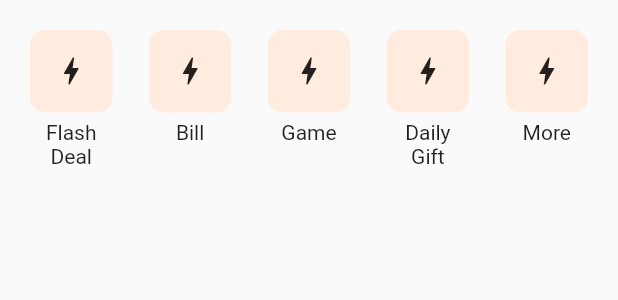
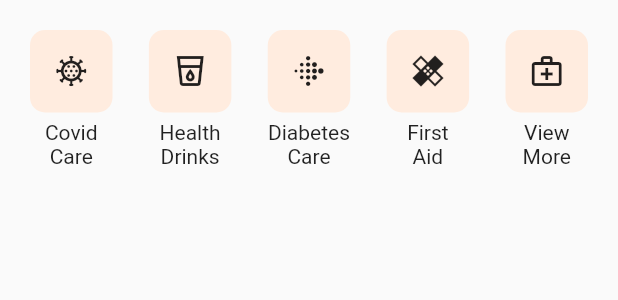
Before and after one commit to codewithkushagra/enduserapp, a Flutter app: the Categories widget shown alone on an empty page, opened directly, on a phone screen of 412 x 824 dp. Shown: the top 300 px of the screen. Run offline on Flutter 3.47's test engine with Material 2 defaults, Android fonts, the phone set to English and light mode, and no system bars; our stand-ins replace cloud_firestore, curved_navigation_bar, firebase_auth, firebase_core, flutter_svg, shared_preferences; accounts and stored records are empty; network calls fail.

Commit message:
Added categories in home screen

```diff
--- a/lib/model/user_data.dart
+++ b/lib/model/user_data.dart
@@ -4,7 +4,7 @@ import 'package:flutter/foundation.dart';
 
 class UserData extends ChangeNotifier{
   static EndUserModel endUserModel = EndUserModel();
-  static List<OrderModel> cartItems=[OrderModel(uid: 'bakbkas',product: 'Shampoo',quantity: '2',productUid: 'product1',time: '12:30',image: 'https://newassets.apollo247.com/pub/media/catalog/product/t/r/tre0086_4_1.jpg',price: '80'),OrderModel(uid: 'kjdasdka',product: 'Oil',quantity: '1',productUid: 'ka',time: '12:30',image: 'https://m.media-amazon.com/images/I/519jZs9XvmL._SY355_.jpg',price: '50'),OrderModel(uid: 'bakbkas',product: 'Shampoo',quantity: '2',productUid: 'product1',time: '12:30',image: 'https://newassets.apollo247.com/pub/media/catalog/product/t/r/tre0086_4_1.jpg',price: '80'),OrderModel(uid: 'kjdasdka',product: 'Oil',quantity: '1',productUid: 'ka',time: '12:30',image: 'https://m.media-amazon.com/images/I/519jZs9XvmL._SY355_.jpg',price: '50'),OrderModel(uid: 'bakbkas',product: 'Shampoo',quantity: '2',productUid: 'product1',time: '12:30',image: 'https://newassets.apollo247.com/pub/media/catalog/product/t/r/tre0086_4_1.jpg',price: '80'),OrderModel(uid: 'kjdasdka',product: 'Oil',quantity: '1',productUid: 'ka',time: '12:30',image: 'https://m.media-amazon.com/images/I/519jZs9XvmL._SY355_.jpg',price: '50'),OrderModel(uid: 'bakbkas',product: 'Shampoo',quantity: '2',productUid: 'product1',time: '12:30',image: 'https://newassets.apollo247.com/pub/media/catalog/product/t/r/tre0086_4_1.jpg',price: '80'),OrderModel(uid: 'kjdasdka',product: 'Oil',quantity: '1',productUid: 'ka',time: '12:30',image: 'https://m.media-amazon.com/images/I/519jZs9XvmL._SY355_.jpg',price: '50')];
+  static List<OrderModel> cartItems=[OrderModel(uid: 'bakbkas',product: 'Shampoo',quantity: '2',productUid: 'product1',time: '12:30',image: 'https://newassets.apollo247.com/pub/media/catalog/product/t/r/tre0086_4_1.jpg',price: '80'),OrderModel(uid: 'kjdasdka',product: 'Oil',quantity: '1',productUid: 'ka',time: '12:30',image: 'https://m.media-amazon.com/images/I/519jZs9XvmL._SY355_.jpg',price: '50'),OrderModel(uid: 'bakbkas1',product: 'Shampoo',quantity: '2',productUid: 'product1',time: '12:30',image: 'https://newassets.apollo247.com/pub/media/catalog/product/t/r/tre0086_4_1.jpg',price: '80'),OrderModel(uid: 'kjdasdka',product: 'Oil',quantity: '1',productUid: 'ka',time: '12:30',image: 'https://m.media-amazon.com/images/I/519jZs9XvmL._SY355_.jpg',price: '50'),OrderModel(uid: 'bakbkas',product: 'Shampoo',quantity: '2',productUid: 'product1',time: '12:30',image: 'https://newassets.apollo247.com/pub/media/catalog/product/t/r/tre0086_4_1.jpg',price: '80'),OrderModel(uid: 'kjdasdka',product: 'Oil',quantity: '1',productUid: 'ka',time: '12:30',image: 'https://m.media-amazon.com/images/I/519jZs9XvmL._SY355_.jpg',price: '50'),OrderModel(uid: 'bakbkas',product: 'Shampoo',quantity: '2',productUid: 'product1',time: '12:30',image: 'https://newassets.apollo247.com/pub/media/catalog/product/t/r/tre0086_4_1.jpg',price: '80'),OrderModel(uid: 'kjdasdka',product: 'Oil',quantity: '1',productUid: 'ka',time: '12:30',image: 'https://m.media-amazon.com/images/I/519jZs9XvmL._SY355_.jpg',price: '50')];
 
   List<OrderModel> get getCartItems{
     return cartItems;
--- a/lib/screens/home/components/categories.dart
+++ b/lib/screens/home/components/categories.dart
@@ -5,11 +5,11 @@ class Categories extends StatelessWidget {
   @override
   Widget build(BuildContext context) {
     List<Map<String, dynamic>> categories = [
-      {"icon": Icons.bolt, "text": "Flash Deal"},
-      {"icon": Icons.bolt, "text": "Bill"},
-      {"icon": Icons.bolt, "text": "Game"},
-      {"icon": Icons.bolt, "text": "Daily Gift"},
-      {"icon": Icons.bolt, "text": "More"},
+      {"icon": Icons.coronavirus_outlined, "text": "Covid    Care"},
+      {"icon": Icons.local_drink_outlined, "text": "Health Drinks"},
+      {"icon": Icons.fitbit, "text": "Diabetes Care"},
+      {"icon": Icons.healing_sharp, "text": "First     Aid"},
+      {"icon": Icons.medical_services_outlined, "text": "View More"},
     ];
     return Padding(
       padding: EdgeInsets.all(20),
```
